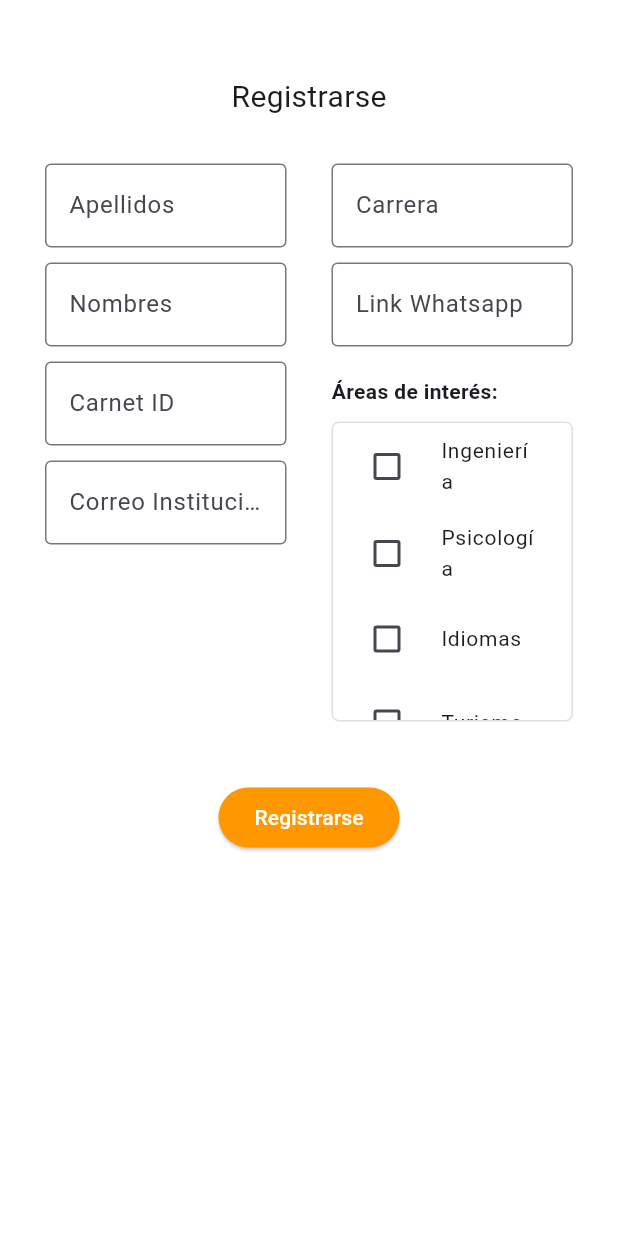
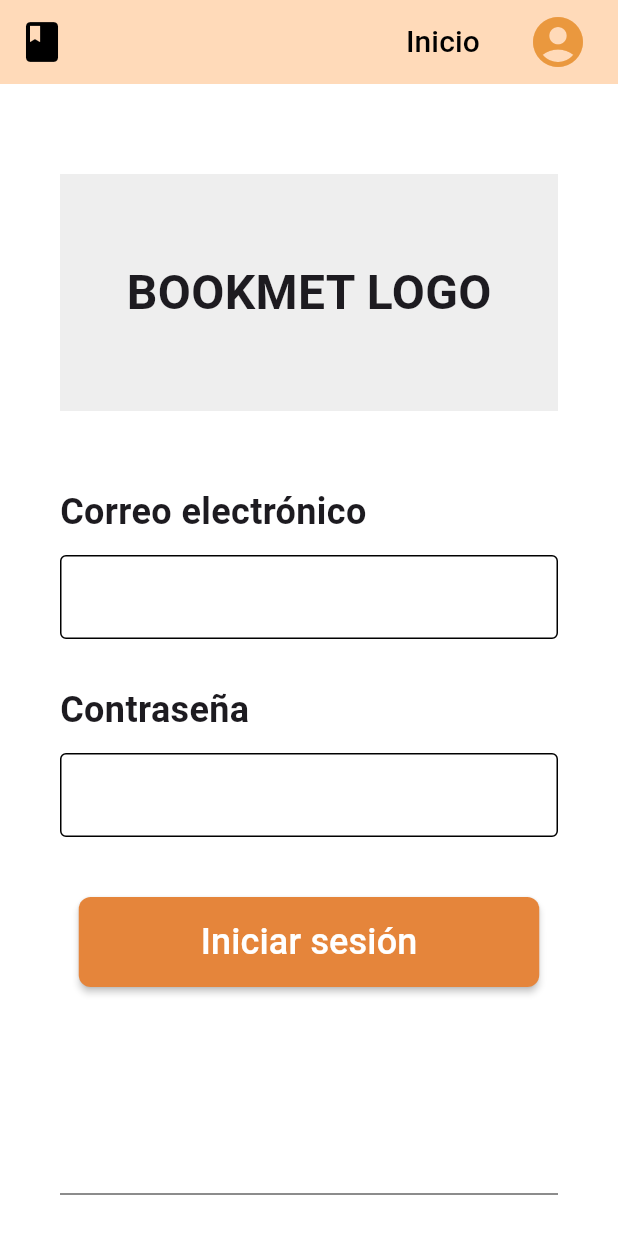
Before and after one commit to IbrahimGBH/bookmet, a Flutter app: the screen it shows after launch, on a phone screen of 412 x 824 dp. Run offline on Flutter 3.47's test engine with Material 3 defaults, Android fonts, the phone set to English and light mode, and no system bars; our stand-ins replace firebase_core; accounts and stored records are empty.

Commit message:
añadido página inicio sesión

```diff
--- /dev/null
+++ b/lib/inicio_sesion.dart
@@ -0,0 +1,134 @@
+import 'package:flutter/material.dart';
+
+class InicioSesion extends StatelessWidget {
+  const InicioSesion({super.key});
+
+  @override
+  Widget build(BuildContext context) {
+    return Scaffold(
+      backgroundColor: Colors.white,
+      appBar: AppBar(
+        backgroundColor: const Color(0xFFFFDAB9),
+        elevation: 0,
+        leading: Padding(
+          padding: const EdgeInsets.all(8.0),
+          child: const Icon(Icons.book, size: 32, color: Colors.black),
+        ),
+        actions: [
+          TextButton(
+            onPressed: () {},
+            child: const Text('Inicio', style: TextStyle(color: Colors.black, fontSize: 20)),
+          ),
+          const SizedBox(width: 20),
+          const Icon(Icons.account_circle, size: 40, color: Color(0xFFEA983E)),
+          const SizedBox(width: 20),
+        ],
+      ),
+      body: SingleChildScrollView(
+        child: Padding(
+          padding: const EdgeInsets.symmetric(horizontal: 40.0),
+          child: Column(
+            crossAxisAlignment: CrossAxisAlignment.center,
+            children: [
+              const SizedBox(height: 60),
+              // Logo Central
+              Center(
+                child: Container(
+                  height: 158,
+                  width: 474,
+                  color: Colors.grey[200],
+                  child: const Center(child: Text('BOOKMET LOGO', style: TextStyle(fontSize: 32, fontWeight: FontWeight.bold))),
+                ),
+              ),
+              const SizedBox(height: 50),
+
+              _buildInputField(label: 'Correo electrónico'),
+              const SizedBox(height: 30),
+
+              _buildInputField(label: 'Contraseña', isObscure: true),
+              const SizedBox(height: 40),
+
+              SizedBox(
+                width: 307,
+                height: 60,
+                child: ElevatedButton(
+                  onPressed: () {},
+                  style: ElevatedButton.styleFrom(
+                    backgroundColor: const Color(0xFFE5853B),
+                    shape: RoundedRectangleBorder(borderRadius: BorderRadius.circular(8)),
+                    elevation: 2,
+                  ),
+                  child: const Text(
+                    'Iniciar sesión',
+                    style: TextStyle(fontSize: 24, color: Colors.white, fontWeight: FontWeight.w500),
+                  ),
+                ),
+              ),
+
+              const SizedBox(height: 30),
+
+              const SizedBox(height: 100),
+              const Divider(color: Color(0xFF666666), thickness: 1),
+              const SizedBox(height: 40),
+
+              // Sección de Registro
+              Wrap(
+                alignment: WrapAlignment.center,
+                crossAxisAlignment: WrapCrossAlignment.center,
+                spacing: 20,
+                children: [
+                  const Text(
+                    '¿No tienes una cuenta de BookMet?',
+                    style: TextStyle(fontSize: 24, fontWeight: FontWeight.w600),
+                  ),
+                  ElevatedButton(
+                    onPressed: () {},
+                    style: ElevatedButton.styleFrom(
+                      backgroundColor: const Color(0xFFFFDAB9),
+                      foregroundColor: Colors.black,
+                      padding: const EdgeInsets.symmetric(horizontal: 24, vertical: 12),
+                      shape: RoundedRectangleBorder(borderRadius: BorderRadius.circular(8)),
+                      elevation: 1,
+                    ),
+                    child: const Text('Regístrate ahora', style: TextStyle(fontSize: 24)),
+                  ),
+                ],
+              ),
+              const SizedBox(height: 60),
+            ],
+          ),
+        ),
+      ),
+    );
+  }
+
+  Widget _buildInputField({required String label, bool isObscure = false}) {
+    return Column(
+      crossAxisAlignment: CrossAxisAlignment.start,
+      children: [
+        Text(
+          label,
+          style: const TextStyle(fontSize: 24, fontWeight: FontWeight.w600),
+        ),
+        const SizedBox(height: 12),
+        Container(
+          width: 695,
+          constraints: const BoxConstraints(maxWidth: double.infinity),
+          child: TextField(
+            obscureText: isObscure,
+            decoration: const InputDecoration(
+              border: OutlineInputBorder(
+                borderSide: BorderSide(color: Colors.black),
+              ),
+              enabledBorder: OutlineInputBorder(
+                borderSide: BorderSide(color: Colors.black),
+              ),
+              fillColor: Colors.white,
+              filled: true,
+            ),
+          ),
+        ),
+      ],
+    );
+  }
+}
--- a/lib/main.dart
+++ b/lib/main.dart
@@ -29,6 +29,7 @@
 //   }
 // }
 
+import 'package:bookmet/inicio_sesion.dart';
 import 'package:flutter/material.dart';
 import 'package:firebase_core/firebase_core.dart';
 import 'firebase_options.dart';
@@ -60,7 +61,7 @@ class MyApp extends StatelessWidget {
         useMaterial3: true,
       ),
 
-      home: const PagRegistro(),
+      home: const InicioSesion(),
     );
   }
 }
```
Also changed, not shown: firebase.json, lib/firebase_options.dart, 1 other file.
